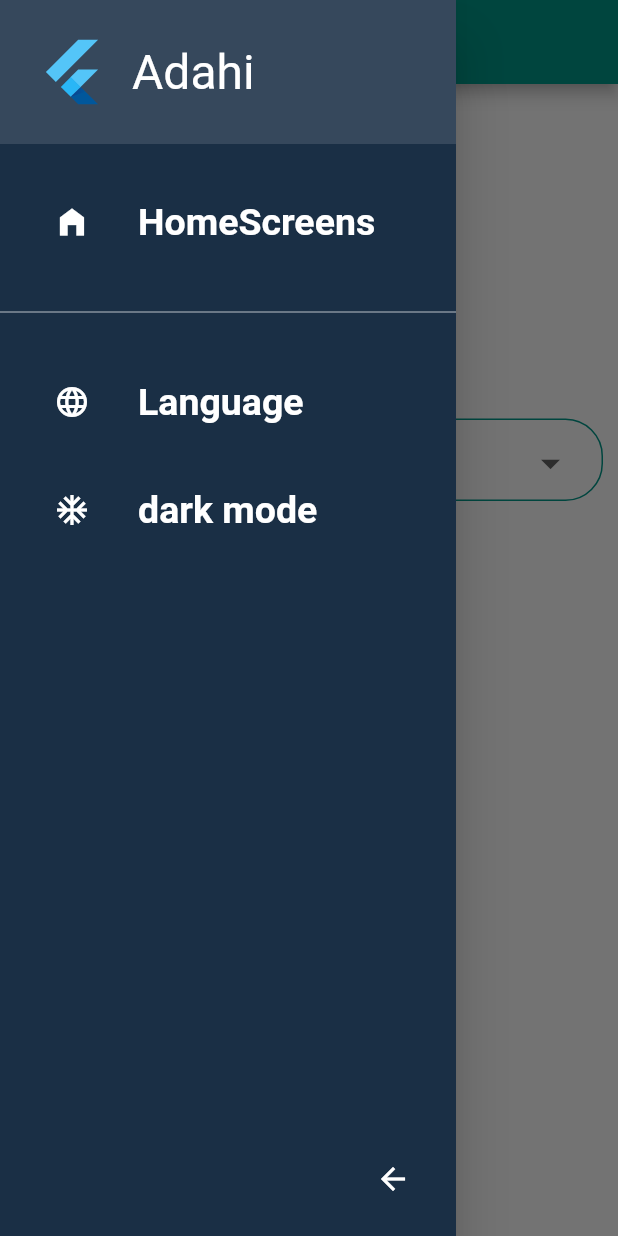
After one commit to nash0000/adahi_eidapp, a Flutter app: the MainPage screen opened directly, with the side drawer open, on a phone screen of 412 x 824 dp. The commit adds this screen. Run offline on Flutter 3.47's test engine with Material 2 defaults, Android fonts, the phone set to English and light mode, and no system bars; our stand-ins replace cloud_firestore, firebase_auth, firebase_core, flutter_bloc, fluttertoast; accounts and stored records are empty.

Commit message:
added drawer

```diff
--- a/lib/screens/login_screen/login_screen.dart
+++ b/lib/screens/login_screen/login_screen.dart
@@ -1,6 +1,7 @@
 import 'package:adahi_eidapp/screens/home_screens/home_screens.dart';
 import 'package:adahi_eidapp/screens/login_screen/login_cubit/login_cubit.dart';
 import 'package:adahi_eidapp/screens/login_screen/login_cubit/login_states.dart';
+import 'package:adahi_eidapp/screens/start-page_screen/mainpage.dart';
 import 'package:adahi_eidapp/screens/welcome_screen/welcome_screen.dart';
 import 'package:adahi_eidapp/shared/app_enum.dart';
 import 'package:adahi_eidapp/shared/app_helper_methods.dart';
@@ -153,7 +154,7 @@ class LoginScreen extends StatelessWidget {
           color: ToastColors.ERROR,
         );
       } else {
-        navigateTo(context, HomeScreens());
+        navigateTo(context, FirstPage());
       }
     }
   }
--- /dev/null
+++ b/lib/screens/start-page_screen/dark_mode_screen.dart
@@ -0,0 +1,13 @@
+import 'package:flutter/material.dart';
+
+class DarkModeScreen extends StatelessWidget {
+  @override
+  Widget build(BuildContext context) {
+    return Scaffold(
+      appBar: AppBar(
+        title: Text(' DarkModeScreen'),
+        backgroundColor: Colors.teal,
+      ),
+    );
+  }
+}
--- /dev/null
+++ b/lib/screens/start-page_screen/drawerـitems.dart
@@ -0,0 +1,14 @@
+import 'package:adahi_eidapp/screens/start-page_screen/model_drawer_item.dart';
+import 'package:flutter/material.dart';
+
+final itemsFirst = [
+  DrawerItem(title: "HomeScreens", icon: Icons.home_filled),
+  // DrawerItem(title: "SettingsScreen", icon: Icons.settings),
+  //DrawerItem(title: "ButcherScreen", icon: Icons.home_filled),
+  //DrawerItem(title: "ProfileScreen", icon: Icons.home_filled),
+];
+
+final itemsSecond = [
+  DrawerItem(title: "Language", icon: Icons.language_rounded),
+  DrawerItem(title: "dark mode", icon: Icons.ac_unit_sharp),
+];
--- /dev/null
+++ b/lib/screens/start-page_screen/language_screen.dart
@@ -0,0 +1,14 @@
+import 'package:flutter/material.dart';
+
+class LanguageScreen extends StatelessWidget {
+  @override
+  Widget build(BuildContext context) {
+    return Scaffold(
+      appBar: AppBar(
+        title: Text(' LanguageScreen '),
+        backgroundColor: Colors.teal,
+      ),
+      // body: ,
+    );
+  }
+}
--- /dev/null
+++ b/lib/screens/start-page_screen/mainpage.dart
@@ -0,0 +1,138 @@
+//import 'package:adahi_app/screens/butcher/products_screen.dart';
+
+//import 'package:adahi_app/shared/components/components.dart';
+//import 'package:cloud_firestore/cloud_firestore.dart';
+
+import 'package:adahi_eidapp/screens/start-page_screen/navigationdrawerwidget.dart';
+import 'package:adahi_eidapp/screens/start-page_screen/navigationprovider.dart';
+import 'package:flutter/material.dart';
+import 'package:provider/provider.dart';
+
+class FirstPage extends StatelessWidget {
+  static final String title = 'choose your place!';
+  @override
+  Widget build(BuildContext context) => ChangeNotifierProvider(
+        create: (context) => NavigationProvider(),
+        child: MaterialApp(
+          debugShowCheckedModeBanner: false,
+          title: title,
+          theme: ThemeData(primarySwatch: Colors.teal),
+          home: MainPage(),
+        ),
+      );
+}
+
+////////////////////
+class MainPage extends StatefulWidget {
+  @override
+  _MainPageState createState() => _MainPageState();
+}
+
+class _MainPageState extends State<MainPage> {
+  var selectedCitiy, selectedAreas, areaItems;
+  List<String> cities = <String>[
+    "Amman",
+    "Zarqa",
+    "Irbid",
+    "Al Karak",
+    "Ma'an",
+    "Al Aqabah",
+  ];
+  var myCity;
+  var myArea;
+  @override
+  Widget build(BuildContext context) => Scaffold(
+        drawer: NavigationDrawerWidget(),
+        appBar: AppBar(
+          backgroundColor: Colors.teal,
+          title: Text(FirstPage.title),
+        ),
+        body: Column(
+          mainAxisAlignment: MainAxisAlignment.start,
+          children: <Widget>[
+            Container(
+              alignment: Alignment.topCenter,
+              margin: EdgeInsets.only(
+                  bottom: 100.0, top: 100.0, left: 10.0, right: 10.0),
+              child: Text(
+                "choose  your place",
+                style: TextStyle(fontWeight: FontWeight.w800, fontSize: 20.0),
+              ),
+            ),
+            /////////////////////////////////
+            Container(
+              margin: EdgeInsets.only(left: 10.0, right: 10.0),
+              padding: EdgeInsets.only(left: 15.0, right: 15.0, top: 5.0),
+              decoration: BoxDecoration(
+                borderRadius: BorderRadius.circular(
+                  25,
+                ),
+                border: Border.all(
+                  color: Colors.teal,
+                  width: 1,
+                ),
+              ),
+              // color: Colors.white,
+              child: Row(
+                mainAxisAlignment: MainAxisAlignment.spaceBetween,
+                children: <Widget>[
+                  Expanded(
+                    child: DropdownButtonHideUnderline(
+                      child: ButtonTheme(
+                        alignedDropdown: true,
+                        child: DropdownButton<String>(
+                          dropdownColor: Colors.teal[400],
+                          value: selectedCitiy,
+                          iconSize: 30,
+                          icon: (null),
+                          //Icon(Icons.place),
+                          //
+                          style: TextStyle(
+                            color: Colors.black54,
+                            fontSize: 16,
+                          ),
+                          hint: Text(
+                            'select City',
+                            style: TextStyle(
+                              color: Colors.black54,
+                              fontSize: 16,
+                            ),
+                          ),
+                          onChanged: (cities) {
+                            setState(() {
+                              selectedCitiy = cities;
+                              // cities();
+                              print('$cities');
+                            });
+                          },
+
+                          isExpanded: false,
+                          items: cities.map((item) {
+                                return new DropdownMenuItem(
+                                  child: Text(
+                                    item,
+                                    style: TextStyle(
+                                        color: Colors.black87,
+                                        fontWeight: FontWeight.bold),
+                                  ),
+                                  value: item,
+                                );
+                              })?.toList() ??
+                              [],
+                        ),
+                      ),
+                    ),
+                  ),
+                ],
+              ),
+            ),
+
+            SizedBox(
+              height: 20.0,
+            ),
+          ],
+        ),
+      );
+}
+
+//<QuerySnapshot>
--- /dev/null
+++ b/lib/screens/start-page_screen/model_drawer_item.dart
@@ -0,0 +1,11 @@
+import 'package:flutter/material.dart';
+
+class DrawerItem {
+  final String title;
+  final IconData icon;
+
+  const DrawerItem({
+    @required this.title,
+    @required this.icon,
+  });
+}
--- /dev/null
+++ b/lib/screens/start-page_screen/navigationdrawerwidget.dart
@@ -0,0 +1,187 @@
+import 'package:adahi_eidapp/screens/home_screens/home_screens.dart';
+import 'package:adahi_eidapp/screens/profile_screen/profile_screen.dart';
+import 'package:adahi_eidapp/screens/search_screen/search_screen.dart';
+import 'package:adahi_eidapp/screens/start-page_screen/dark_mode_screen.dart';
+import 'package:adahi_eidapp/screens/start-page_screen/language_screen.dart';
+import 'package:adahi_eidapp/screens/start-page_screen/model_drawer_item.dart';
+import 'package:adahi_eidapp/screens/start-page_screen/navigationprovider.dart';
+import 'package:flutter/cupertino.dart';
+import 'package:flutter/material.dart';
+import 'package:provider/provider.dart';
+
+import 'drawerـitems.dart';
+
+class NavigationDrawerWidget extends StatelessWidget {
+  final padding = EdgeInsets.symmetric(horizontal: 20);
+
+  @override
+  Widget build(BuildContext context) {
+    final safeArea =
+        EdgeInsets.only(top: MediaQuery.of(context).viewPadding.top);
+
+    final provider = Provider.of<NavigationProvider>(context);
+    final isCollapsed = provider.isCollapsed;
+
+    return Container(
+      width: isCollapsed ? MediaQuery.of(context).size.width * 0.2 : null,
+      child: Drawer(
+        child: Container(
+          color: Color(0xFF1a2f45),
+          child: Column(
+            children: [
+              Container(
+                padding: EdgeInsets.symmetric(vertical: 24).add(safeArea),
+                width: double.infinity,
+                color: Colors.white12,
+                child: buildHeader(isCollapsed),
+              ),
+              const SizedBox(height: 24.0),
+              buildList(items: itemsFirst, isCollapsed: isCollapsed),
+              const SizedBox(height: 24.0),
+              Divider(color: Colors.white70),
+              const SizedBox(height: 24.0),
+              buildList(
+                indexOffset: itemsFirst.length,
+                items: itemsSecond,
+                isCollapsed: isCollapsed,
+              ),
+              Spacer(),
+              buildCollapseIcon(context, isCollapsed),
+              const SizedBox(height: 12.0),
+            ],
+          ),
+        ),
+      ),
+    );
+  }
+
+  Widget buildList({
+    @required bool isCollapsed,
+    @required List<DrawerItem> items,
+    int indexOffset = 0,
+  }) =>
+      ListView.separated(
+        padding: isCollapsed ? EdgeInsets.zero : padding,
+        shrinkWrap: true,
+        primary: false,
+        itemCount: items.length,
+        separatorBuilder: (context, index) => SizedBox(height: 16.0),
+        itemBuilder: (context, index) {
+          final item = items[index];
+
+          return buildMenuItem(
+            isCollapsed: isCollapsed,
+            text: item.title,
+            icon: item.icon,
+            onClicked: () => selectItem(context, indexOffset + index),
+          );
+        },
+      );
+  void selectItem(BuildContext context, int index) {
+    final navigateTo = (page) => Navigator.of(context).push(MaterialPageRoute(
+          builder: (context) => page,
+        ));
+    Navigator.of(context).pop();
+
+    switch (index) {
+      case 0:
+        navigateTo(HomeScreens());
+        break;
+        // case 1:
+        //  navigateTo(SettingsScreen());
+        break;
+      case 1:
+        navigateTo(LanguageScreen());
+        break;
+      case 2:
+        navigateTo(DarkModeScreen());
+        break;
+        //case 4:
+        navigateTo(ProfileScreen());
+        break;
+        // case 5:
+        navigateTo(SearchScreen());
+        break;
+    }
+  }
+
+  Widget buildMenuItem({
+    @required bool isCollapsed,
+    @required String text,
+    @required IconData icon,
+    @required VoidCallback onClicked,
+  }) {
+    final color = Colors.white;
+    final leading = Icon(icon, color: color);
+
+    return Material(
+      color: Colors.transparent,
+      child: isCollapsed
+          ? ListTile(
+              title: leading,
+              onTap: onClicked,
+            )
+          : ListTile(
+              leading: leading,
+              title: Text(
+                text,
+                style: TextStyle(
+                  color: color,
+                  fontSize: 25.0,
+                  fontWeight: FontWeight.bold,
+                ),
+              ),
+              onTap: onClicked,
+            ),
+    );
+  }
+
+  Widget buildCollapseIcon(BuildContext context, bool isCollapsed) {
+    final double size = 52;
+    final icon = isCollapsed ? Icons.arrow_forward_ios : Icons.arrow_back;
+
+    final alignment = isCollapsed ? Alignment.center : Alignment.centerRight;
+    final margin = isCollapsed ? null : EdgeInsets.only(right: 16.0);
+    final width = isCollapsed ? double.infinity : size;
+
+    return Container(
+      alignment: alignment,
+      margin: margin,
+      child: Material(
+        color: Colors.transparent,
+        child: InkWell(
+          child: Container(
+            width: width,
+            height: size,
+            child: Icon(icon, color: Colors.white),
+          ),
+          onTap: () {
+            final provider =
+                Provider.of<NavigationProvider>(context, listen: false);
+
+            provider.toggleIsCollapsed();
+          },
+        ),
+      ),
+    );
+  }
+
+  Widget buildHeader(bool isCollapsed) => isCollapsed
+      ? CircleAvatar()
+      : Row(
+          children: [
+            const SizedBox(width: 24.0),
+            // CircleAvatar(
+            //  radius: 35.0,
+            //  backgroundImage: AssetImage("assets/images/sheep.png"),
+            // ),
+
+            FlutterLogo(size: 48.0),
+            const SizedBox(width: 16.0),
+            Text(
+              'Adahi',
+              style: TextStyle(fontSize: 32.0, color: Colors.white),
+            ),
+          ],
+        );
+}
--- /dev/null
+++ b/lib/screens/start-page_screen/navigationprovider.dart
@@ -0,0 +1,10 @@
+import 'package:flutter/material.dart';
+
+class NavigationProvider extends ChangeNotifier {
+  bool _isCollapsed = false;
+  bool get isCollapsed => _isCollapsed;
+  void toggleIsCollapsed() {
+    _isCollapsed = !isCollapsed;
+    notifyListeners();
+  }
+}
--- /dev/null
+++ b/lib/screens/start-page_screen/start_page_screen.dart
@@ -0,0 +1 @@
+import 'package:flutter/material.dart';
```
